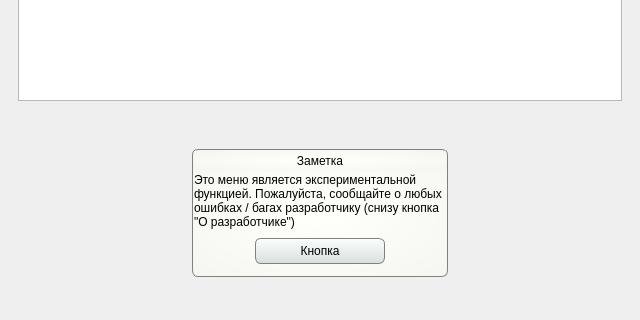
Qt form src/teacherview.ui (b1ek/CuteSchedule) before a commit; both pictures show x 0 to 640 and y 160 to 480 of the 640 by 480 pixel window.
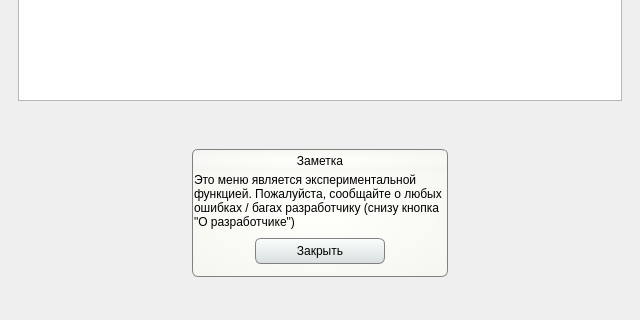
The same form after that commit.

Diff of the .ui file:
```diff
--- a/src/teacherview.ui
+++ b/src/teacherview.ui
@@ -263,7 +263,7 @@
 }</string>
                  </property>
                  <property name="text">
-                  <string>Кнопка</string>
+                  <string>Закрыть</string>
                  </property>
                 </widget>
                </item>
```
